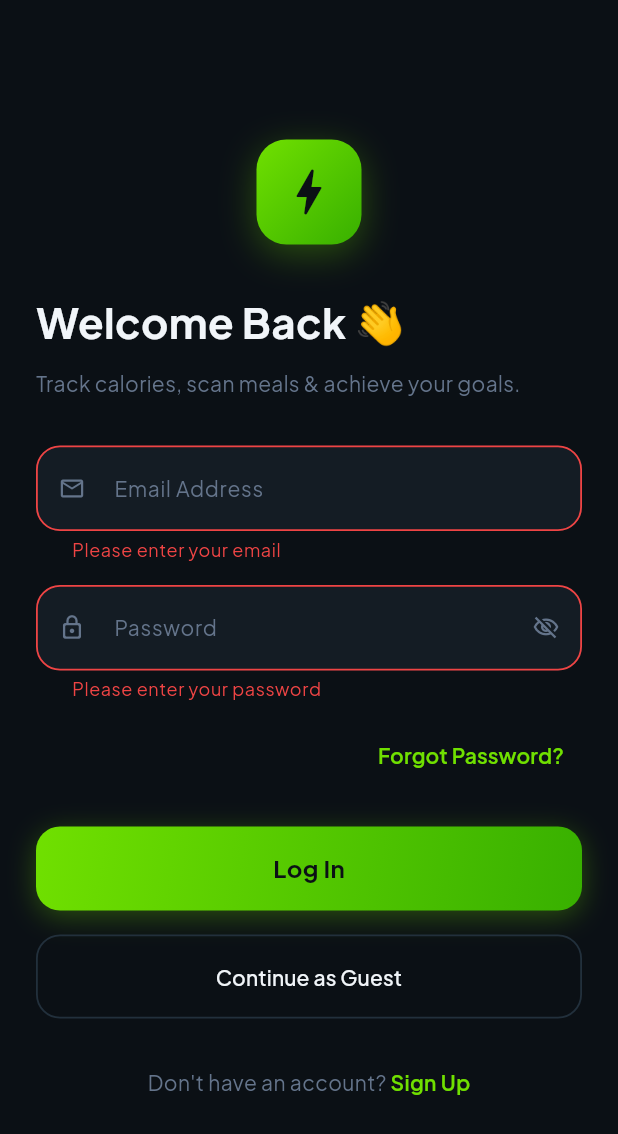
After one commit to shimaakhaled1410-hue/CaloGram-flutter, a Flutter app: the LoginView screen opened by its route, after a tap on "Log In", on a phone screen of 412 x 824 dp. The commit adds this screen. Shown: the top 1134 px of the screen. Run offline on Flutter 3.47's test engine with Material 3 defaults, Android fonts, the phone set to English and light mode, and no system bars; our stand-ins replace device_preview, get_it, go_router, google_fonts, shared_preferences; accounts and stored records are empty.

Commit message:
Implement LoginView with email validation and guest access

```diff
--- a/lib/core/router/app_router.dart
+++ b/lib/core/router/app_router.dart
@@ -1,3 +1,4 @@
+import 'package:calogram_flutter/features/presentation/auth/login/login_view.dart';
 import 'package:calogram_flutter/features/presentation/onboarding/onboarding_view.dart';
 import 'package:calogram_flutter/features/presentation/splash/splash_view.dart';
 import 'package:go_router/go_router.dart';
@@ -16,6 +17,10 @@ abstract class AppRouter {
         path: AppRoutes.onboardingScreen,
         builder: (context, state) => const OnboardingView(),
       ),
+      GoRoute(
+        path: AppRoutes.loginScreen,
+        builder: (context, state) => const LoginView(),
+      ),
     ],
   );
 }
--- /dev/null
+++ b/lib/features/presentation/auth/login/login_view.dart
@@ -0,0 +1,13 @@
+import 'package:flutter/material.dart';
+import 'widgets/login_view_body.dart';
+
+class LoginView extends StatelessWidget {
+  const LoginView({super.key});
+
+  @override
+  Widget build(BuildContext context) {
+    return const Scaffold(
+      body: LoginViewBody(),
+    );
+  }
+}
--- /dev/null
+++ b/lib/features/presentation/auth/login/widgets/login_view_body.dart
@@ -0,0 +1,193 @@
+import 'package:calogram_flutter/core/router/app_routes.dart';
+import 'package:flutter/material.dart';
+import 'package:go_router/go_router.dart';
+import '../../../../../core/constants/app_constants.dart';
+import '../../../../../core/services/cache_helper.dart';
+import '../../../../../core/theme/app_colors.dart';
+import '../../../../../core/theme/app_text_styles.dart';
+import '../../../../../core/widgets/custom_gradient_button.dart';
+import '../../../../../core/widgets/custom_text_form_field.dart';
+
+class LoginViewBody extends StatefulWidget {
+  const LoginViewBody({super.key});
+
+  @override
+  State<LoginViewBody> createState() => _LoginViewBodyState();
+}
+
+class _LoginViewBodyState extends State<LoginViewBody> {
+  final GlobalKey<FormState> _formKey = GlobalKey<FormState>();
+  final TextEditingController _emailController = TextEditingController();
+  final TextEditingController _passwordController = TextEditingController();
+  bool _isPasswordObscure = true;
+
+  @override
+  void dispose() {
+    _emailController.dispose();
+    _passwordController.dispose();
+    super.dispose();
+  }
+
+  Future<void> _continueAsGuest() async {
+    await CacheHelper.setData(key: AppConstants.isGuestUser, value: true);
+    if (!mounted) return;
+    GoRouter.of(context).pushReplacement(AppRoutes.dashboardScreen);
+  }
+
+  @override
+  Widget build(BuildContext context) {
+    return SafeArea(
+      child: Center(
+        child: SingleChildScrollView(
+          padding: const EdgeInsets.symmetric(horizontal: 24, vertical: 16),
+          child: Form(
+            key: _formKey,
+            child: Column(
+              crossAxisAlignment: CrossAxisAlignment.start,
+              children: [
+                Center(
+                  child: Container(
+                    width: 70,
+                    height: 70,
+                    decoration: BoxDecoration(
+                      gradient: AppColors.primaryLimeGradient,
+                      borderRadius: BorderRadius.circular(20),
+                      boxShadow: [
+                        BoxShadow(
+                          color: AppColors.primaryNeonLime.withValues(alpha: 0.3),
+                          blurRadius: 20,
+                          offset: const Offset(0, 6),
+                        ),
+                      ],
+                    ),
+                    child: const Icon(
+                      Icons.bolt_rounded,
+                      size: 40,
+                      color: AppColors.backgroundDark,
+                    ),
+                  ),
+                ),
+                const SizedBox(height: 32),
+                Text(
+                  'Welcome Back 👋',
+                  style: AppTextStyles.font28BoldWhite,
+                ),
+                const SizedBox(height: 8),
+                Text(
+                  'Track calories, scan meals & achieve your goals.',
+                  style: AppTextStyles.font14RegularMuted,
+                ),
+                const SizedBox(height: 32),
+                CustomTextFormField(
+                  controller: _emailController,
+                  hintText: 'Email Address',
+                  keyboardType: TextInputType.emailAddress,
+                  prefixIcon: const Icon(
+                    Icons.email_outlined,
+                    color: AppColors.textMutedDark,
+                  ),
+                  validator: (value) {
+                    if (value == null || value.trim().isEmpty) {
+                      return 'Please enter your email';
+                    }
+                    return null;
+                  },
+                ),
+                const SizedBox(height: 16),
+                CustomTextFormField(
+                  controller: _passwordController,
+                  hintText: 'Password',
+                  isObscureText: _isPasswordObscure,
+                  prefixIcon: const Icon(
+                    Icons.lock_outline_rounded,
+                    color: AppColors.textMutedDark,
+                  ),
+                  suffixIcon: IconButton(
+                    icon: Icon(
+                      _isPasswordObscure
+                          ? Icons.visibility_off_outlined
+                          : Icons.visibility_outlined,
+                      color: AppColors.textMutedDark,
+                    ),
+                    onPressed: () {
+                      setState(() {
+                        _isPasswordObscure = !_isPasswordObscure;
+                      });
+                    },
+                  ),
+                  validator: (value) {
+                    if (value == null || value.isEmpty) {
+                      return 'Please enter your password';
+                    }
+                    return null;
+                  },
+                ),
+                const SizedBox(height: 12),
+                Align(
+                  alignment: Alignment.centerRight,
+                  child: TextButton(
+                    onPressed: () {},
+                    child: Text(
+                      'Forgot Password?',
+                      style: AppTextStyles.font14SemiBoldLime,
+                    ),
+                  ),
+                ),
+                const SizedBox(height: 24),
+                CustomGradientButton(
+                  text: 'Log In',
+                  onPressed: () {
+                    if (_formKey.currentState!.validate()) {
+                      GoRouter.of(context)
+                          .pushReplacement(AppRoutes.dashboardScreen);
+                    }
+                  },
+                ),
+                const SizedBox(height: 16),
+                SizedBox(
+                  width: double.infinity,
+                  height: 56,
+                  child: OutlinedButton(
+                    onPressed: _continueAsGuest,
+                    style: OutlinedButton.styleFrom(
+                      side: const BorderSide(
+                        color: AppColors.inputBorderDark,
+                        width: 1.2,
+                      ),
+                      shape: RoundedRectangleBorder(
+                        borderRadius: BorderRadius.circular(16),
+                      ),
+                    ),
+                    child: Text(
+                      'Continue as Guest',
+                      style: AppTextStyles.font14MediumWhite,
+                    ),
+                  ),
+                ),
+                const SizedBox(height: 32),
+                Row(
+                  mainAxisAlignment: MainAxisAlignment.center,
+                  children: [
+                    Text(
+                      'Don\'t have an account? ',
+                      style: AppTextStyles.font14RegularMuted,
+                    ),
+                    GestureDetector(
+                      onTap: () {
+                        GoRouter.of(context).push(AppRoutes.registerScreen);
+                      },
+                      child: Text(
+                        'Sign Up',
+                        style: AppTextStyles.font14SemiBoldLime,
+                      ),
+                    ),
+                  ],
+                ),
+              ],
+            ),
+          ),
+        ),
+      ),
+    );
+  }
+}
--- a/lib/features/presentation/onboarding/widgets/onboarding_page_item.dart
+++ b/lib/features/presentation/onboarding/widgets/onboarding_page_item.dart
@@ -1,4 +1,4 @@
-import 'package:calogram_flutter/data/models/onboarding_model.dart';
+import 'package:calogram_flutter/features/data/models/onboarding_model.dart';
 import 'package:flutter/material.dart';
 import '../../../../../core/theme/app_colors.dart';
 import '../../../../../core/theme/app_text_styles.dart';
--- a/lib/features/presentation/onboarding/widgets/onboarding_view_body.dart
+++ b/lib/features/presentation/onboarding/widgets/onboarding_view_body.dart
@@ -1,5 +1,5 @@
 import 'package:calogram_flutter/core/router/app_routes.dart';
-import 'package:calogram_flutter/data/models/onboarding_model.dart';
+import 'package:calogram_flutter/features/data/models/onboarding_model.dart';
 import 'package:flutter/material.dart';
 import 'package:go_router/go_router.dart';
 import '../../../../../core/constants/app_constants.dart';
```
Also changed, not shown: lib/features/data/models/onboarding_model.dart (renamed from lib/data/models/onboarding_model.dart).
